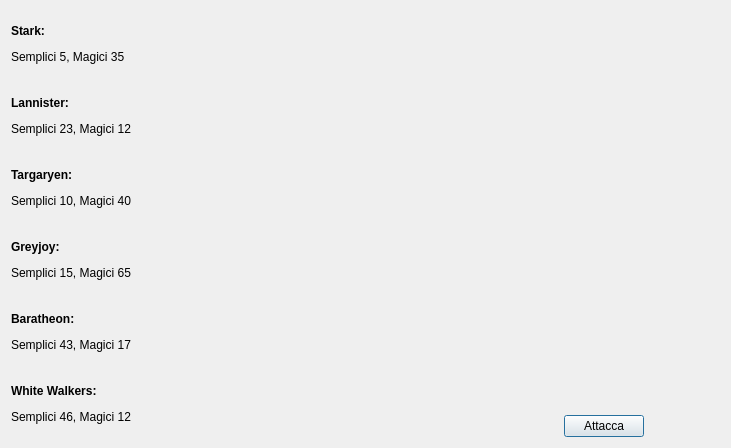
First picture: the form in playwindow.ui, repository AliceCasali/Legend_Of_WesterosQT, before the edit.
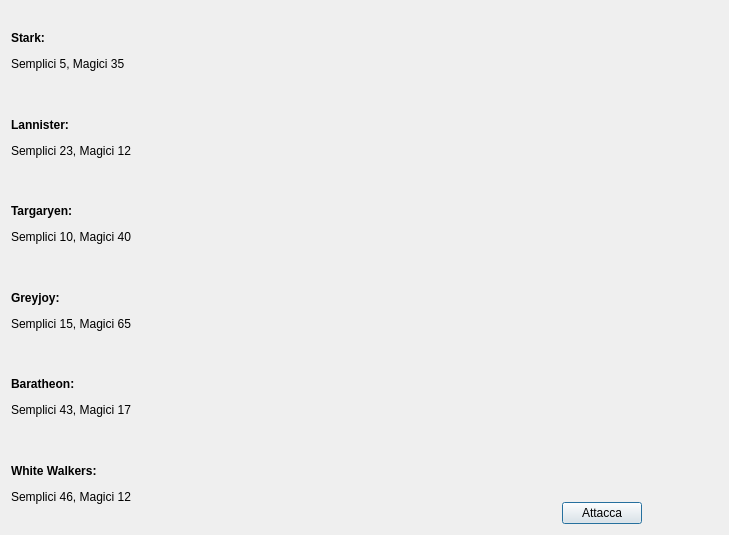
Second picture: the form after the edit.

Patch:
```diff
--- a/playwindow.ui
+++ b/playwindow.ui
@@ -6,8 +6,8 @@
    <rect>
     <x>0</x>
     <y>0</y>
-    <width>731</width>
-    <height>448</height>
+    <width>729</width>
+    <height>535</height>
    </rect>
   </property>
   <property name="windowTitle">
```
